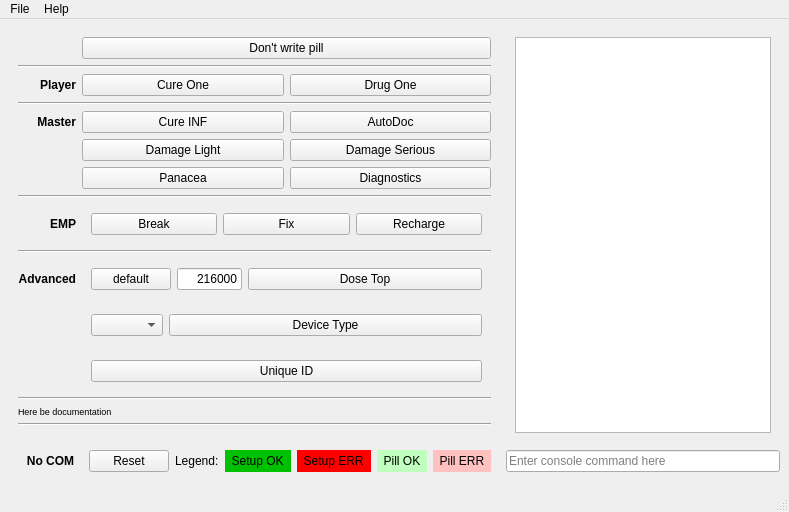
Above: MeshConsole/PillControl.ui from Kreyl/armlet before the change. Below: the same form after it.
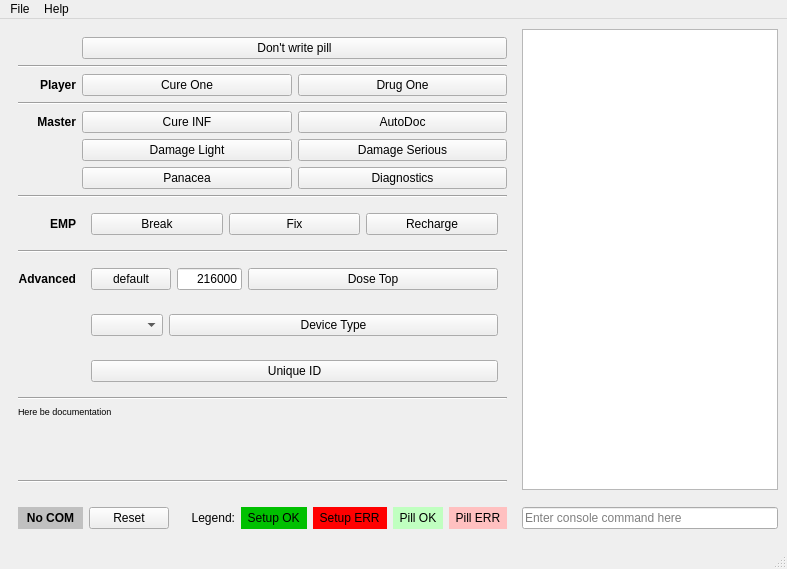
That is the form after the change. Icons and pictures are not drawn. Custom widgets are drawn as their Qt base class.

Commit message: GUI layout refitted

Diff of the .ui file:
```diff
--- a/MeshConsole/PillControl.ui
+++ b/MeshConsole/PillControl.ui
@@ -20,7 +20,23 @@
     </item>
     <item row="0" column="0">
      <widget class="QWidget" name="commandWidget" native="true">
-      <layout class="QGridLayout" name="commandLayout" columnstretch="0,1,1">
+      <layout class="QGridLayout" name="commandLayout">
+       <item row="8" column="0">
+        <widget class="QLabel" name="empLabel">
+         <property name="font">
+          <font>
+           <weight>75</weight>
+           <bold>true</bold>
+          </font>
+         </property>
+         <property name="text">
+          <string>EMP</string>
+         </property>
+         <property name="alignment">
+          <set>Qt::AlignRight|Qt::AlignTrailing|Qt::AlignVCenter</set>
+         </property>
+        </widget>
+       </item>
        <item row="7" column="0" colspan="3">
         <widget class="Line" name="line3">
          <property name="orientation">
@@ -44,8 +60,11 @@
        </item>
        <item row="2" column="0">
         <widget class="QLabel" name="playerLabel">
-         <property name="styleSheet">
-          <string notr="true">font-weight: bold</string>
+         <property name="font">
+          <font>
+           <weight>75</weight>
+           <bold>true</bold>
+          </font>
          </property>
          <property name="text">
           <string>Player</string>
@@ -112,8 +131,11 @@
            <verstretch>0</verstretch>
           </sizepolicy>
          </property>
-         <property name="styleSheet">
-          <string notr="true">font-weight: bold</string>
+         <property name="font">
+          <font>
+           <weight>75</weight>
+           <bold>true</bold>
+          </font>
          </property>
          <property name="text">
           <string>Advanced</string>
@@ -130,31 +152,13 @@
          </property>
         </widget>
        </item>
-       <item row="16" column="0" colspan="3">
-        <widget class="QLabel" name="documentationLabel">
-         <property name="sizePolicy">
-          <sizepolicy hsizetype="Preferred" vsizetype="MinimumExpanding">
-           <horstretch>0</horstretch>
-           <verstretch>0</verstretch>
-          </sizepolicy>
-         </property>
-         <property name="font">
-          <font>
-           <pointsize>7</pointsize>
-          </font>
-         </property>
-         <property name="text">
-          <string>Here be documentation</string>
-         </property>
-         <property name="alignment">
-          <set>Qt::AlignLeading|Qt::AlignLeft|Qt::AlignTop</set>
-         </property>
-        </widget>
-       </item>
        <item row="4" column="0">
         <widget class="QLabel" name="masterLabel">
-         <property name="styleSheet">
-          <string notr="true">font-weight: bold</string>
+         <property name="font">
+          <font>
+           <weight>75</weight>
+           <bold>true</bold>
+          </font>
          </property>
          <property name="text">
           <string>Master</string>
@@ -164,19 +168,6 @@
          </property>
         </widget>
        </item>
-       <item row="8" column="0">
-        <widget class="QLabel" name="empLabel">
-         <property name="styleSheet">
-          <string notr="true">font-weight: bold</string>
-         </property>
-         <property name="text">
-          <string>EMP</string>
-         </property>
-         <property name="alignment">
-          <set>Qt::AlignRight|Qt::AlignTrailing|Qt::AlignVCenter</set>
-         </property>
-        </widget>
-       </item>
        <item row="6" column="1">
         <widget class="CommandButton" name="panaceaButton">
          <property name="text">
@@ -234,7 +225,7 @@
        </item>
        <item row="10" column="1" colspan="2">
         <widget class="QWidget" name="advancedWidget1" native="true">
-         <layout class="QHBoxLayout" name="advancedLayout1" stretch="0,0,1">
+         <layout class="QHBoxLayout" name="advancedLayout1">
           <item>
            <widget class="QPushButton" name="doseTopDefaultButton">
             <property name="sizePolicy">
@@ -269,6 +260,12 @@
           </item>
           <item>
            <widget class="CommandButton" name="doseTopButton">
+            <property name="sizePolicy">
+             <sizepolicy hsizetype="MinimumExpanding" vsizetype="Fixed">
+              <horstretch>0</horstretch>
+              <verstretch>0</verstretch>
+             </sizepolicy>
+            </property>
             <property name="text">
              <string>Dose Top</string>
             </property>
@@ -316,12 +313,64 @@
          </layout>
         </widget>
        </item>
+       <item row="16" column="0" colspan="3">
+        <widget class="QScrollArea" name="documentationScrollArea">
+         <property name="frameShape">
+          <enum>QFrame::NoFrame</enum>
+         </property>
+         <property name="widgetResizable">
+          <bool>true</bool>
+         </property>
+         <widget class="QLabel" name="documentationLabel">
+          <property name="geometry">
+           <rect>
+            <x>0</x>
+            <y>0</y>
+            <width>540</width>
+            <height>225</height>
+           </rect>
+          </property>
+          <property name="sizePolicy">
+           <sizepolicy hsizetype="Expanding" vsizetype="Expanding">
+            <horstretch>0</horstretch>
+            <verstretch>0</verstretch>
+           </sizepolicy>
+          </property>
+          <property name="font">
+           <font>
+            <pointsize>7</pointsize>
+           </font>
+          </property>
+          <property name="text">
+           <string>Here be documentation</string>
+          </property>
+          <property name="alignment">
+           <set>Qt::AlignLeading|Qt::AlignLeft|Qt::AlignTop</set>
+          </property>
+          <property name="wordWrap">
+           <bool>true</bool>
+          </property>
+          <property name="textInteractionFlags">
+           <set>Qt::LinksAccessibleByMouse|Qt::TextSelectableByMouse</set>
+          </property>
+         </widget>
+        </widget>
+       </item>
       </layout>
      </widget>
     </item>
     <item row="0" column="1">
      <widget class="QWidget" name="consoleWidget" native="true">
       <layout class="QVBoxLayout" name="consoleLayout">
+       <property name="leftMargin">
+        <number>0</number>
+       </property>
+       <property name="topMargin">
+        <number>1</number>
+       </property>
+       <property name="rightMargin">
+        <number>0</number>
+       </property>
        <property name="bottomMargin">
         <number>2</number>
        </property>
@@ -355,23 +404,41 @@
     </item>
     <item row="1" column="0">
      <widget class="QWidget" name="controlWidget" native="true">
+      <property name="sizePolicy">
+       <sizepolicy hsizetype="Minimum" vsizetype="Preferred">
+        <horstretch>0</horstretch>
+        <verstretch>0</verstretch>
+       </sizepolicy>
+      </property>
       <layout class="QHBoxLayout" name="controlLayout">
        <item>
         <widget class="PortLabel" name="portLabel">
          <property name="enabled">
           <bool>true</bool>
          </property>
+         <property name="sizePolicy">
+          <sizepolicy hsizetype="Maximum" vsizetype="Preferred">
+           <horstretch>0</horstretch>
+           <verstretch>0</verstretch>
+          </sizepolicy>
+         </property>
          <property name="minimumSize">
           <size>
            <width>65</width>
            <height>0</height>
           </size>
          </property>
+         <property name="font">
+          <font>
+           <weight>75</weight>
+           <bold>true</bold>
+          </font>
+         </property>
          <property name="statusTip">
           <string>Current connected port</string>
          </property>
          <property name="styleSheet">
-          <string notr="true">font-weight: bold</string>
+          <string notr="true">background: rgb(192,192,192)</string>
          </property>
          <property name="text">
           <string>No COM</string>
@@ -386,6 +453,12 @@
          <property name="enabled">
           <bool>true</bool>
          </property>
+         <property name="sizePolicy">
+          <sizepolicy hsizetype="Fixed" vsizetype="Fixed">
+           <horstretch>0</horstretch>
+           <verstretch>0</verstretch>
+          </sizepolicy>
+         </property>
          <property name="statusTip">
           <string>Reset connection</string>
          </property>
@@ -394,28 +467,30 @@
          </property>
         </widget>
        </item>
-       <item>
-        <spacer name="controlSpacer">
-         <property name="orientation">
-          <enum>Qt::Horizontal</enum>
-         </property>
-         <property name="sizeHint" stdset="0">
-          <size>
-           <width>0</width>
-           <height>0</height>
-          </size>
-         </property>
-        </spacer>
-       </item>
        <item>
         <widget class="QLabel" name="legendLabel">
+         <property name="sizePolicy">
+          <sizepolicy hsizetype="Minimum" vsizetype="Preferred">
+           <horstretch>0</horstretch>
+           <verstretch>0</verstretch>
+          </sizepolicy>
+         </property>
          <property name="text">
-          <string>Legend:</string>
+          <string>     Legend:</string>
+         </property>
+         <property name="alignment">
+          <set>Qt::AlignRight|Qt::AlignTrailing|Qt::AlignVCenter</set>
          </property>
         </widget>
        </item>
        <item>
         <widget class="QLabel" name="setupOKLabel">
+         <property name="sizePolicy">
+          <sizepolicy hsizetype="Maximum" vsizetype="Preferred">
+           <horstretch>0</horstretch>
+           <verstretch>0</verstretch>
+          </sizepolicy>
+         </property>
          <property name="statusTip">
           <string>Button colors if device setup was OK</string>
          </property>
@@ -429,6 +504,12 @@
        </item>
        <item>
         <widget class="QLabel" name="setupErrorLabel">
+         <property name="sizePolicy">
+          <sizepolicy hsizetype="Maximum" vsizetype="Preferred">
+           <horstretch>0</horstretch>
+           <verstretch>0</verstretch>
+          </sizepolicy>
+         </property>
          <property name="statusTip">
           <string>Button colors if device setup failed</string>
          </property>
@@ -442,6 +523,12 @@
        </item>
        <item>
         <widget class="QLabel" name="pillOKLabel">
+         <property name="sizePolicy">
+          <sizepolicy hsizetype="Maximum" vsizetype="Preferred">
+           <horstretch>0</horstretch>
+           <verstretch>0</verstretch>
+          </sizepolicy>
+         </property>
          <property name="statusTip">
           <string>Button colors if pill write was OK</string>
          </property>
@@ -455,6 +542,12 @@
        </item>
        <item>
         <widget class="QLabel" name="pillErrorLabel">
+         <property name="sizePolicy">
+          <sizepolicy hsizetype="Maximum" vsizetype="Preferred">
+           <horstretch>0</horstretch>
+           <verstretch>0</verstretch>
+          </sizepolicy>
+         </property>
          <property name="statusTip">
           <string>Button colors if pill write failed</string>
          </property>
```
The commit also changes 2 other files.
